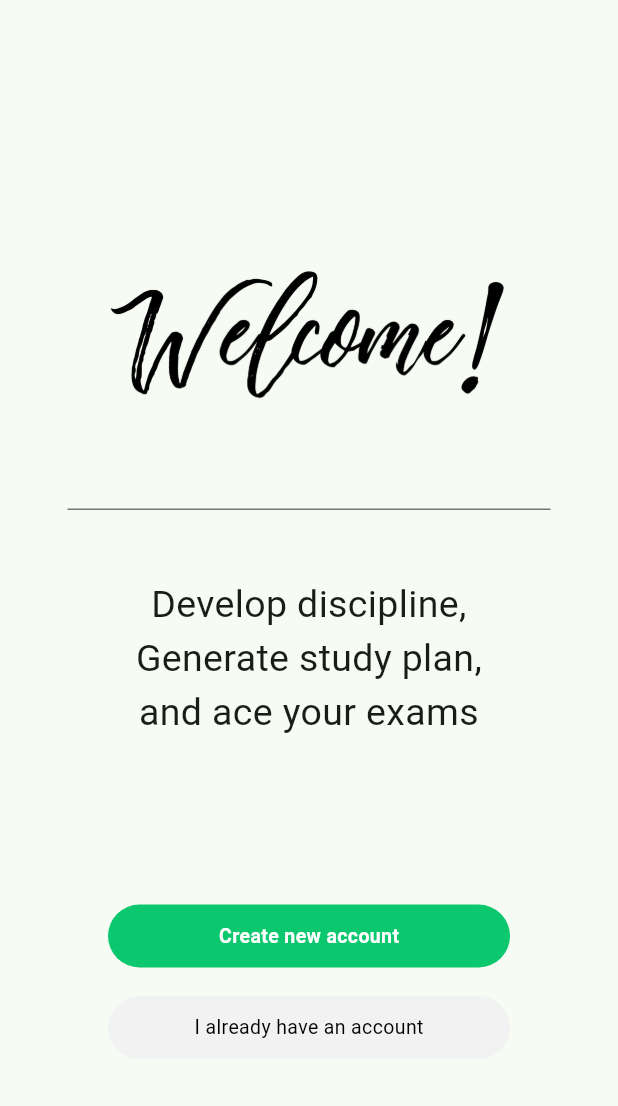
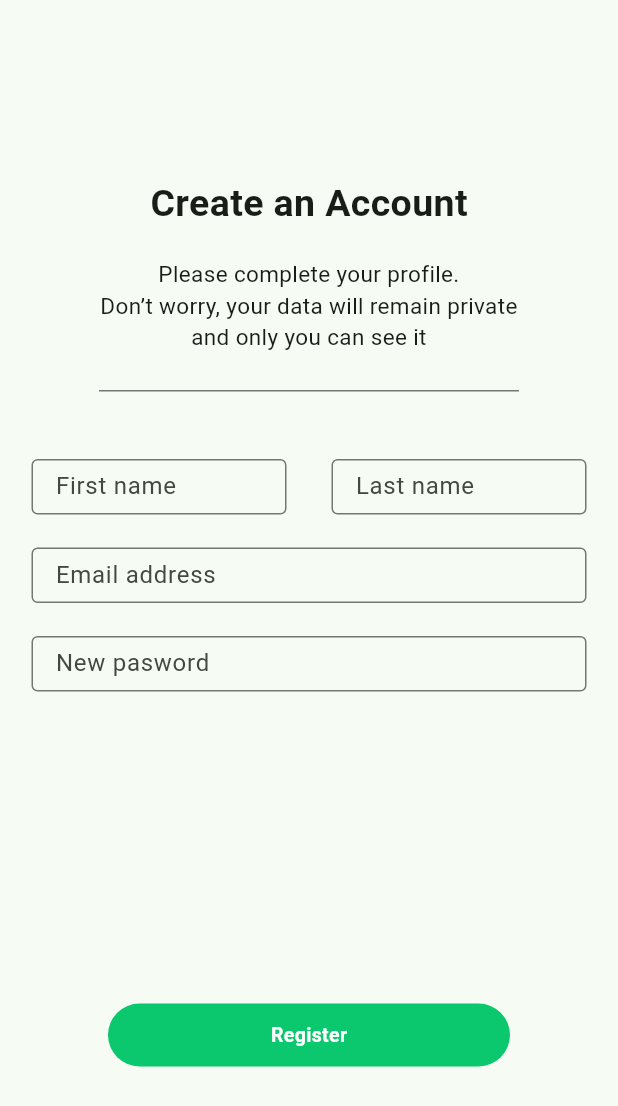
Before and after one commit to imranahmad2k1/spa-app, a Flutter app: the screen it shows after launch, on a phone screen of 412 x 824 dp. Shown: the top 1106 px of the screen. Run offline on Flutter 3.47's test engine with Material 2 defaults, Android fonts, the phone set to English and light mode, and no system bars.

Commit message:
create an account view completed

```diff
--- a/lib/main.dart
+++ b/lib/main.dart
@@ -1,5 +1,6 @@
 import 'package:flutter/material.dart';
 import 'package:student_personal_assistant/constants/colors.dart';
+import 'package:student_personal_assistant/views/register/create_an_account_view.dart';
 import 'package:student_personal_assistant/views/welcome_view.dart';
 
 void main() {
@@ -10,7 +11,7 @@ void main() {
       colorScheme: ColorScheme.fromSeed(seedColor: const Color(primaryColor)),
       useMaterial3: true,
     ),
-    home: const WelcomeView(),
+    home: const CreateAnAccountView(),
   ));
 }
 
--- /dev/null
+++ b/lib/views/register/create_an_account_view.dart
@@ -0,0 +1,110 @@
+import 'package:flutter/material.dart';
+import 'package:student_personal_assistant/constants/colors.dart';
+
+class CreateAnAccountView extends StatelessWidget {
+  const CreateAnAccountView({super.key});
+
+  @override
+  Widget build(BuildContext context) {
+    return Scaffold(
+      body: Container(
+        margin: const EdgeInsets.symmetric(horizontal: 21),
+        child: Column(
+          crossAxisAlignment: CrossAxisAlignment.center,
+          children: [
+            const SizedBox(height: 118),
+            const Text(
+              'Create an Account',
+              style: TextStyle(
+                fontSize: 25,
+                fontWeight: FontWeight.bold,
+              ),
+            ),
+            const SizedBox(height: 18),
+            const Text(
+              'Please complete your profile. \nDon’t worry, your data will remain private\nand only you can see it',
+              textAlign: TextAlign.center,
+              style: TextStyle(
+                fontSize: 15,
+              ),
+            ),
+            const SizedBox(height: 20),
+            const Divider(
+              color: Color(dividerColor),
+              height: 11,
+              indent: 45,
+              endIndent: 45,
+            ),
+            const SizedBox(height: 40),
+            const Row(
+              mainAxisAlignment: MainAxisAlignment.spaceBetween,
+              children: [
+                SizedBox(
+                  width: 170,
+                  height: 37,
+                  child: TextField(
+                    decoration: InputDecoration(
+                      border: OutlineInputBorder(),
+                      labelText: 'First name',
+                    ),
+                  ),
+                ),
+                SizedBox(
+                  width: 170,
+                  height: 37,
+                  child: TextField(
+                    decoration: InputDecoration(
+                      border: OutlineInputBorder(),
+                      labelText: 'Last name',
+                    ),
+                  ),
+                ),
+              ],
+            ),
+            const SizedBox(height: 22),
+            const SizedBox(
+              height: 37,
+              child: TextField(
+                decoration: InputDecoration(
+                  border: OutlineInputBorder(),
+                  labelText: 'Email address',
+                ),
+              ),
+            ),
+            const SizedBox(height: 22),
+            const SizedBox(
+              height: 37,
+              child: TextField(
+                decoration: InputDecoration(
+                  border: OutlineInputBorder(),
+                  labelText: 'New pasword',
+                ),
+              ),
+            ),
+            const SizedBox(height: 208),
+            InkWell(
+              onTap: () {},
+              borderRadius: BorderRadius.circular(30),
+              child: Ink(
+                width: 268,
+                height: 42,
+                decoration: BoxDecoration(
+                  borderRadius: BorderRadius.circular(30),
+                  color: const Color(primaryColor),
+                ),
+                child: const Center(
+                    child: Text(
+                  'Register',
+                  style: TextStyle(
+                      color: Colors.white,
+                      fontSize: 13,
+                      fontWeight: FontWeight.bold),
+                )),
+              ),
+            ),
+          ],
+        ),
+      ),
+    );
+  }
+}
--- a/lib/views/welcome_view.dart
+++ b/lib/views/welcome_view.dart
@@ -75,7 +75,8 @@ class WelcomeView extends StatelessWidget {
                     fontSize: 13,
                     fontWeight: FontWeight.bold),
               )),
-              )),
+            ),
+          ),
           const SizedBox(height: 19),
           InkWell(
             onTap: () {},
@@ -95,7 +96,8 @@ class WelcomeView extends StatelessWidget {
                     fontSize: 13,
                     fontWeight: FontWeight.normal),
               )),
-              )),
+            ),
+          ),
         ],
       ),
     );
```
Lines whose indentation alone changed are shown as unchanged.
